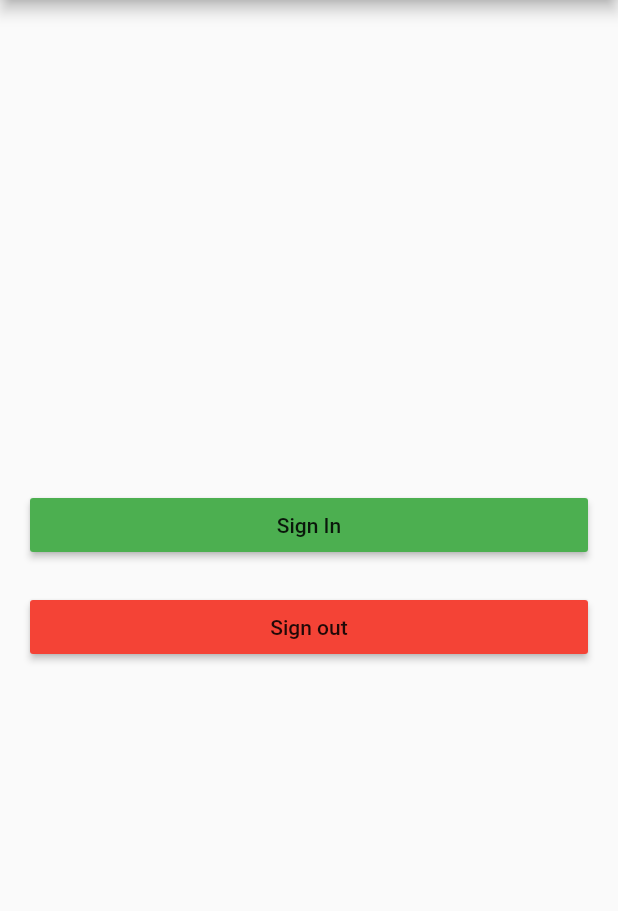
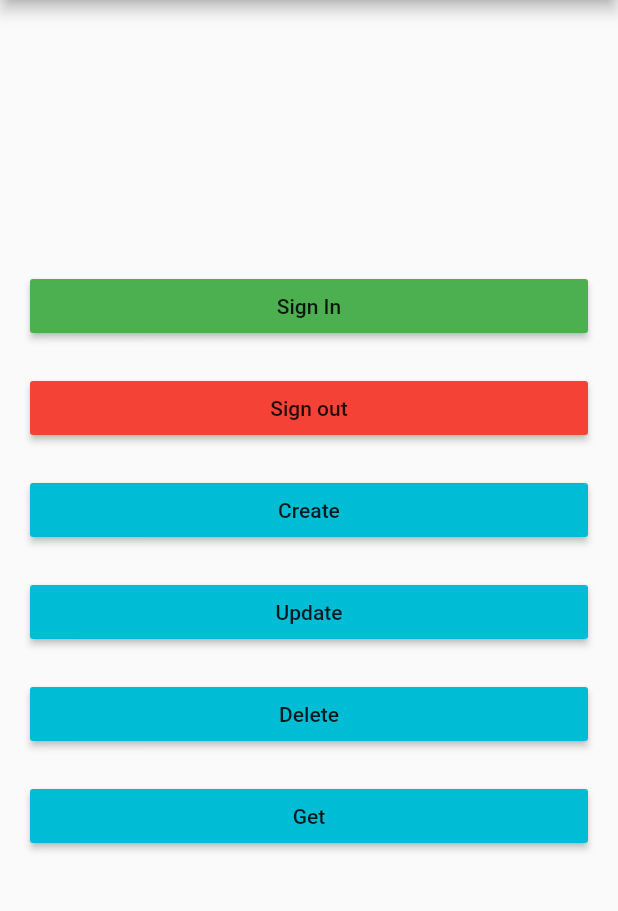
Before and after one commit to gabeduke/leetapp, a Flutter app: the screen it shows after launch, on a phone screen of 412 x 824 dp, the part 84-995 px from its top. Run offline on Flutter 3.47's test engine with Material 2 defaults, Android fonts, the phone set to English and light mode, and no system bars; our stand-ins replace cloud_firestore, firebase_auth, google_sign_in; accounts and stored records are empty.

Commit message:
make better

```diff
--- a/lib/main.dart
+++ b/lib/main.dart
@@ -1,5 +1,8 @@
+import 'dart:async';
+
+import 'package:cloud_firestore/cloud_firestore.dart';
+import 'package:firebase_auth/firebase_auth.dart';
 import 'package:flutter/material.dart';
-import 'package:firebase_auth/firebase_auth.dart';
 import 'package:google_sign_in/google_sign_in.dart';
 
 void main() => runApp(MyApp());
@@ -17,12 +20,25 @@ class MyApp extends StatelessWidget {
   }
 }
 
-class MyHomePage extends StatelessWidget {
+class MyHomePage extends StatefulWidget {
+  @override
+  MyHomePageState createState() {
+    return new MyHomePageState();
+  }
+}
+
+class MyHomePageState extends State<MyHomePage> {
+  String myText = null;
+  StreamSubscription<DocumentSnapshot> subscription;
+
+  final DocumentReference documentReference =
+      Firestore.instance.document("myData/users");
 
   final FirebaseAuth _auth = FirebaseAuth.instance;
+
   final GoogleSignIn googleSignIn = new GoogleSignIn();
 
-  Future<FirebaseUser> _signIn() async{
+  Future<FirebaseUser> _signIn() async {
     GoogleSignInAccount googleSignInAccount = await googleSignIn.signIn();
     GoogleSignInAuthentication gSA = await googleSignInAccount.authentication;
 
@@ -36,6 +52,67 @@ class MyHomePage extends StatelessWidget {
   void _signOut() {
     googleSignIn.signOut();
     print("User signed out");
+  }
+
+  void _add() {
+    Map<String, String> data = <String, String>{
+      "name": "current user: " + googleSignIn.currentUser.displayName,
+      "desc": "current email: " + googleSignIn.currentUser.email,
+    };
+    documentReference.setData(data).whenComplete(() {
+      print("User Added");
+    }).catchError((e) => print(e));
+  }
+
+  void _delete() {
+    documentReference.delete().whenComplete(() {
+      print("Deleted Successfully");
+      setState(() {
+        myText = "User Deleted";
+      });
+    }).catchError((e) => print(e));
+  }
+
+  void _update() {
+    Map<String, String> data = <String, String>{
+      "name": "updated user: " + googleSignIn.currentUser.displayName,
+      "desc": "updated email: " + googleSignIn.currentUser.email,
+    };
+    documentReference.updateData(data).whenComplete(() {
+      print("User Updated");
+    }).catchError((e) => print(e));
+  }
+
+  void _fetch() {
+    documentReference.get().then((datasnapshot) {
+      if (datasnapshot.exists) {
+        setState(() {
+          myText = datasnapshot.data['name'];
+        });
+      } else {
+        setState(() {
+          myText = "User doesn't exist";
+        });
+      }
+    });
+  }
+
+  @override
+  void initState() {
+    super.initState();
+    subscription = documentReference.snapshots().listen((datasnapshot) {
+      if (datasnapshot.exists) {
+        setState(() {
+          myText = datasnapshot.data['desc'];
+        });
+      }
+    });
+  }
+
+  @override
+  void dispose() {
+    super.dispose();
+    subscription?.cancel();
   }
 
   @override
@@ -57,17 +134,44 @@ class MyHomePage extends StatelessWidget {
                   child: new Text("Sign In"),
                   color: Colors.green,
                 ),
-            new Padding(
-              padding: const EdgeInsets.all(10.0)
-            ),
-            new RaisedButton(onPressed: _signOut,
+                new Padding(padding: const EdgeInsets.all(10.0)),
+                new RaisedButton(
+                  onPressed: _signOut,
                   child: new Text("Sign out"),
                   color: Colors.red,
                 ),
+                new Padding(padding: const EdgeInsets.all(10.0)),
+                new RaisedButton(
+                  onPressed: _add,
+                  child: new Text("Create"),
+                  color: Colors.cyan,
+                ),
+                new Padding(padding: const EdgeInsets.all(10.0)),
+                new RaisedButton(
+                  onPressed: _update,
+                  child: new Text("Update"),
+                  color: Colors.cyan,
+                ),
+                new Padding(padding: const EdgeInsets.all(10.0)),
+                new RaisedButton(
+                  onPressed: _delete,
+                  child: new Text("Delete"),
+                  color: Colors.cyan,
+                ),
+                new Padding(padding: const EdgeInsets.all(10.0)),
+                new RaisedButton(
+                  onPressed: _fetch,
+                  child: new Text("Get"),
+                  color: Colors.cyan,
+                ),
+                new Padding(padding: const EdgeInsets.all(10.0)),
+                myText == null
+                    ? new Container()
+                    : new Text(
+                        myText,
+                        style: new TextStyle(fontSize: 20),
+                      ),
               ],
-        )
-      )
-    );
-
+            )));
   }
 }
--- a/pubspec.yaml
+++ b/pubspec.yaml
@@ -17,6 +17,7 @@ dependencies:
     sdk: flutter
   firebase_auth:
   google_sign_in:
+  cloud_firestore:
 
   # The following adds the Cupertino Icons font to your application.
   # Use with the CupertinoIcons class for iOS style icons.
```
Also changed, not shown: 2 other files. Lines whose indentation alone changed are shown as unchanged.
